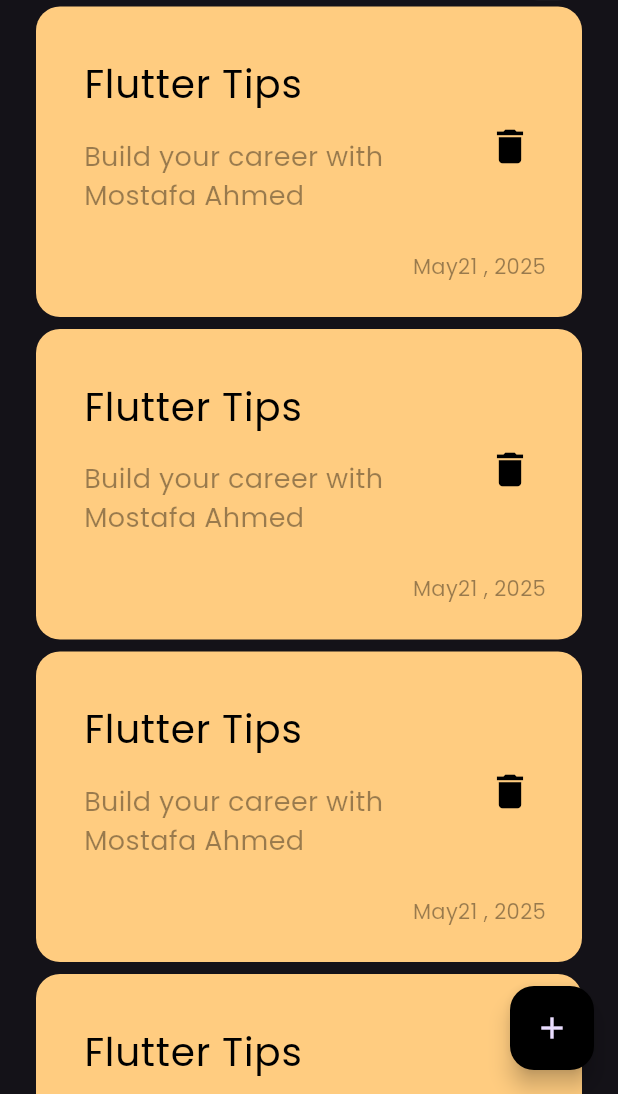
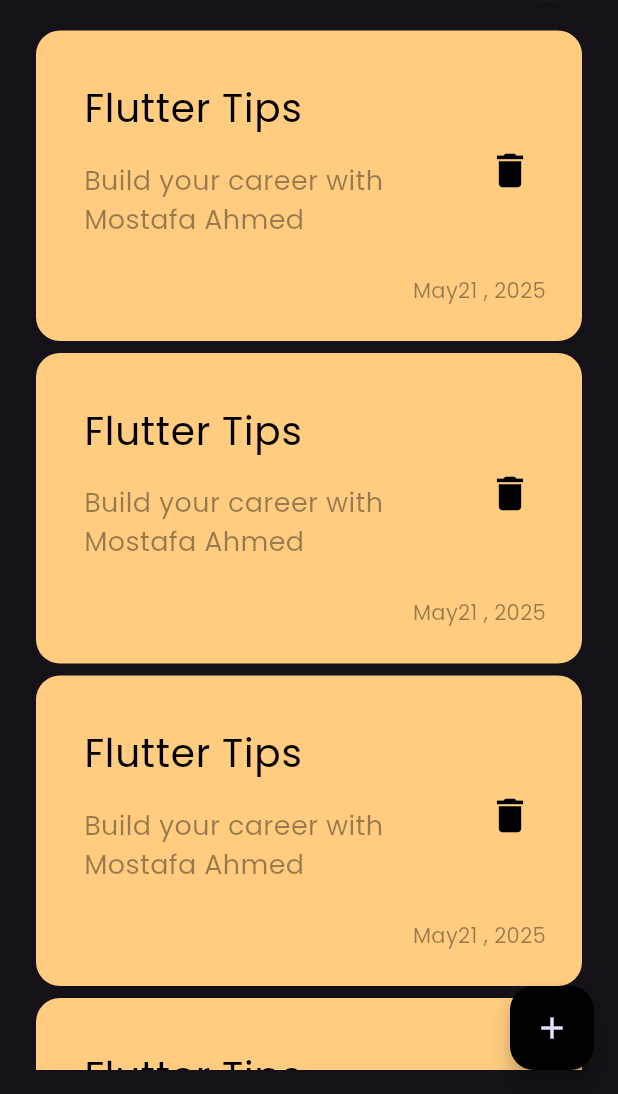
Before and after one commit to mostafa-osman-coder/notes_app, a Flutter app: the screen it shows after launch, on a phone screen of 412 x 824 dp, the part 142-1236 px from its top. Run offline on Flutter 3.47's test engine with Material 3 defaults, Android fonts, the phone set to English and light mode, and no system bars.

Commit message:
change padding

```diff
--- a/lib/views/widgets/notes_view_item.dart
+++ b/lib/views/widgets/notes_view_item.dart
@@ -6,7 +6,10 @@ class NotesListItem extends StatelessWidget {
 
   @override
   Widget build(BuildContext context) {
-    return ListView.builder(
+    return Padding(
+      padding: const EdgeInsets.symmetric(vertical: 16),
+      child: ListView.builder(
+        padding:  EdgeInsets.zero,
         itemBuilder: (context, index) {
           return const Padding(
             padding: const EdgeInsets.symmetric(vertical: 4),
@@ -15,6 +18,7 @@ class NotesListItem extends StatelessWidget {
 
         },
 
+      ),
     );
   }
 }
```
Lines whose indentation alone changed are shown as unchanged.
